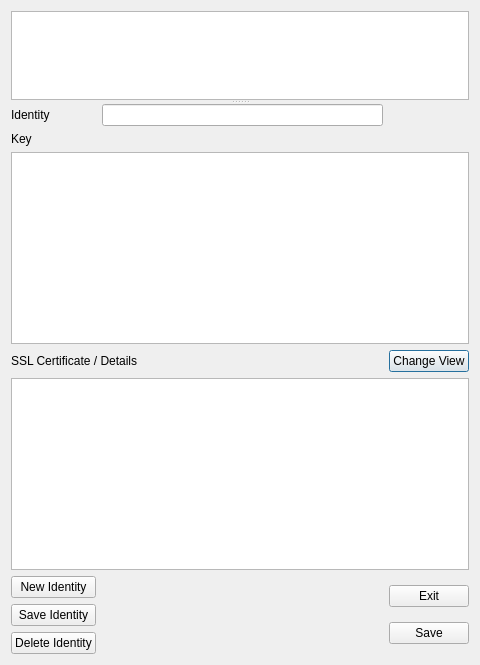
Above: ui/cert-store.ui from berndhs/egalite before the change. Below: the same form after it.
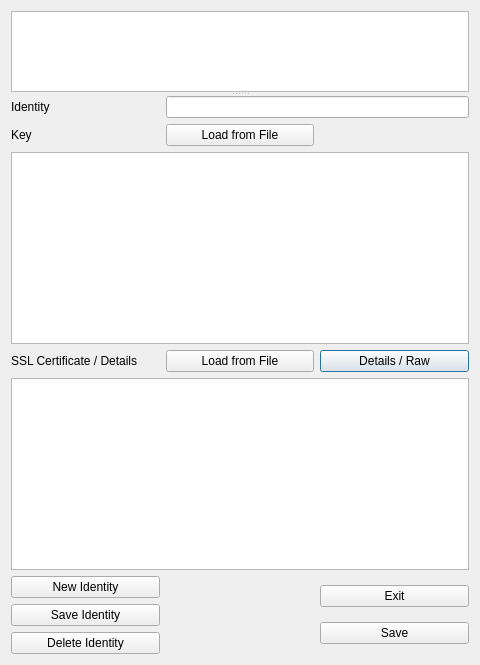
That is the form after the change. Icons and pictures are not drawn.

Commit message: add read-from-file for identity keys and certiticates

What changed in the file:
```diff
--- a/ui/cert-store.ui
+++ b/ui/cert-store.ui
@@ -34,7 +34,7 @@
        <bool>false</bool>
       </property>
      </widget>
-     <widget class="QWidget" name="">
+     <widget class="QWidget" name="layoutWidget">
       <layout class="QGridLayout" name="gridLayout">
        <item row="0" column="0">
         <widget class="QLabel" name="label">
@@ -43,7 +43,7 @@
          </property>
         </widget>
        </item>
-       <item row="0" column="1">
+       <item row="0" column="1" colspan="2">
         <widget class="QLineEdit" name="nameEdit">
          <property name="readOnly">
           <bool>false</bool>
@@ -67,21 +67,21 @@
          </property>
         </widget>
        </item>
-       <item row="3" column="0" colspan="2">
+       <item row="4" column="0">
         <widget class="QLabel" name="label_3">
          <property name="text">
           <string>SSL Certificate / Details</string>
          </property>
         </widget>
        </item>
-       <item row="3" column="2">
+       <item row="4" column="2">
         <widget class="QPushButton" name="changeViewButton">
          <property name="text">
-          <string>Change View</string>
+          <string>Details / Raw</string>
          </property>
         </widget>
        </item>
-       <item row="4" column="0" colspan="3">
+       <item row="5" column="0" colspan="3">
         <widget class="QPlainTextEdit" name="certEdit">
          <property name="sizePolicy">
           <sizepolicy hsizetype="Expanding" vsizetype="Expanding">
@@ -91,7 +91,7 @@
          </property>
         </widget>
        </item>
-       <item row="5" column="0">
+       <item row="6" column="0">
         <layout class="QVBoxLayout" name="verticalLayout_2">
          <item>
           <widget class="QPushButton" name="newIdButton">
@@ -116,7 +116,7 @@
          </item>
         </layout>
        </item>
-       <item row="5" column="2">
+       <item row="6" column="2">
         <layout class="QVBoxLayout" name="verticalLayout">
          <item>
           <widget class="QPushButton" name="exitButton">
@@ -134,6 +134,20 @@
          </item>
         </layout>
        </item>
+       <item row="1" column="1">
+        <widget class="QPushButton" name="loadKeyButton">
+         <property name="text">
+          <string>Load from File</string>
+         </property>
+        </widget>
+       </item>
+       <item row="4" column="1">
+        <widget class="QPushButton" name="loadCertButton">
+         <property name="text">
+          <string>Load from File</string>
+         </property>
+        </widget>
+       </item>
       </layout>
      </widget>
     </widget>
```
The commit also changes 2 other files.
